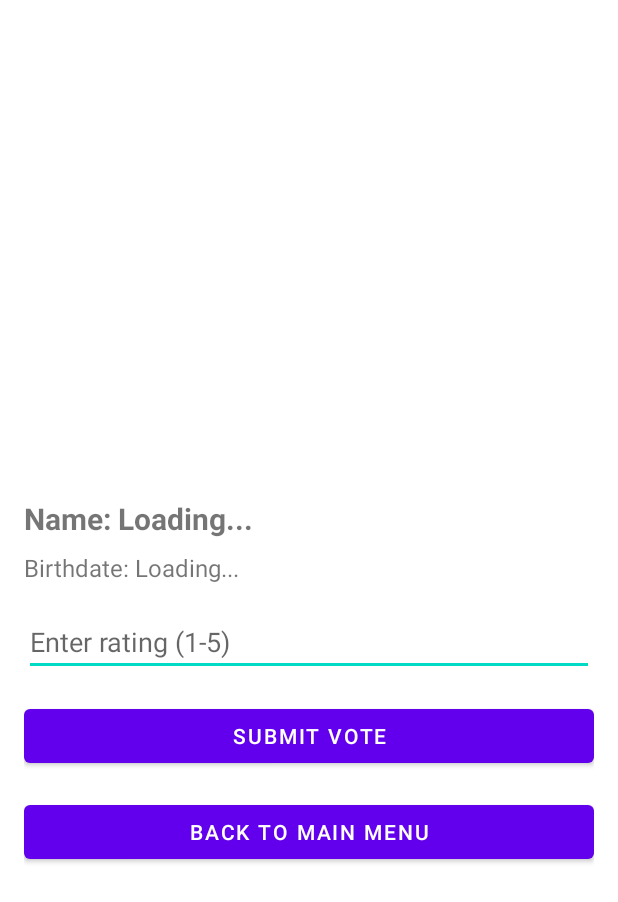
After one commit to AlexSTJO/KotlinRatingApp, an Android app built with Jetpack Compose: the VotePetActivity screen opened directly, with no data from a screen before it, on a phone screen of 412 x 824 dp. The commit adds this screen. Shown: the top 902 px of the screen. Run offline under Robolectric (Android 15) with nearby library versions, the phone set to English and light mode, and no system bars; pictures from the network do not load; 1 statement that could not run was skipped.

Commit message:
Final Cleanup and Added Voting

```diff
--- a/app/src/main/AndroidManifest.xml
+++ b/app/src/main/AndroidManifest.xml
@@ -48,6 +48,12 @@
             android:exported="true"
             android:label="Add Pets"
             />
+        <activity
+            android:name=".VotePetActivity"
+            android:exported="true"
+            android:label="Add Pets"
+            />
+
 
 
 
--- a/app/src/main/java/com/example/uglydograter/AddPetActivity.kt
+++ b/app/src/main/java/com/example/uglydograter/AddPetActivity.kt
@@ -155,7 +155,7 @@ class AddPetActivity : AppCompatActivity() {
                         ).show()
                         finish()
                     } else {
-                        val errorMessage = response.body().toString() ?: "Unknown error"
+                        val errorMessage = response.body().toString()
                         val statusCode = response.code()
                         Toast.makeText(
                             this@AddPetActivity,
--- a/app/src/main/java/com/example/uglydograter/LeaderboardAdapter.kt
+++ b/app/src/main/java/com/example/uglydograter/LeaderboardAdapter.kt
@@ -7,7 +7,6 @@ import android.widget.ImageView
 import android.widget.TextView
 import androidx.recyclerview.widget.RecyclerView
 import com.bumptech.glide.Glide
-import com.example.uglydograter.R
 import com.example.uglydograter.models.Pet
 
 class LeaderboardAdapter(
@@ -36,7 +35,7 @@ class LeaderboardAdapter(
         holder.petVotes.text = "Votes: ${pet.votes}"
         holder.petDescription.text = "Birthdate: ${pet.birthdate}"
 
-        // Load the image using Glide
+        // Load with glide(Not sure if good)
         Glide.with(holder.itemView.context)
             .load(pet.url)
             .into(holder.petImage)
--- a/app/src/main/java/com/example/uglydograter/MainActivity.kt
+++ b/app/src/main/java/com/example/uglydograter/MainActivity.kt
@@ -6,7 +6,6 @@ import android.os.Bundle
 import android.widget.Button
 import android.widget.EditText
 import android.widget.Toast
-import com.example.uglydograter.R
 import com.example.uglydograter.api.RetrofitClient
 import com.example.uglydograter.models.LoginRequest
 import com.example.uglydograter.models.LoginResponse
--- a/app/src/main/java/com/example/uglydograter/MainPageActivity.kt
+++ b/app/src/main/java/com/example/uglydograter/MainPageActivity.kt
@@ -22,6 +22,12 @@ class MainPageActivity : Activity() {
             startActivity(Intent(this, AddPetActivity::class.java))
         }
 
+        val btnVotePet = findViewById<Button>(R.id.btnVotePet)
+        btnVotePet.setOnClickListener {
+            startActivity(Intent(this, VotePetActivity::class.java))
+        }
+
+
         val btnLeaderboard = findViewById<Button>(R.id.btnLeaderboard)
         btnLeaderboard.setOnClickListener {
             startActivity(Intent(this, LeaderboardActivity::class.java))
--- /dev/null
+++ b/app/src/main/java/com/example/uglydograter/VotePetActivity.kt
@@ -0,0 +1,114 @@
+package com.example.uglydograter
+
+import android.content.Intent
+import android.os.Bundle
+import android.widget.*
+import androidx.appcompat.app.AppCompatActivity
+import com.bumptech.glide.Glide
+import com.example.uglydograter.api.RetrofitClient
+import com.example.uglydograter.models.GetVoteResponse
+import com.example.uglydograter.models.SaveVoteRequest
+import retrofit2.Call
+import retrofit2.Callback
+import retrofit2.Response
+
+class VotePetActivity : AppCompatActivity() {
+
+    private lateinit var petImage: ImageView
+    private lateinit var petName: TextView
+    private lateinit var petBirthdate: TextView
+    private lateinit var ratingInput: EditText
+    private lateinit var btnSubmitVote: Button
+    private lateinit var btnBackToMainMenu: Button
+
+    private var petId: String? = null
+    private var token: String? = null
+
+    override fun onCreate(savedInstanceState: Bundle?) {
+        super.onCreate(savedInstanceState)
+        setContentView(R.layout.activity_vote_pet)
+
+
+        petImage = findViewById(R.id.votePetImage)
+        petName = findViewById(R.id.votePetName)
+        petBirthdate = findViewById(R.id.votePetBirthdate)
+        ratingInput = findViewById(R.id.ratingInput)
+        btnSubmitVote = findViewById(R.id.btnSubmitVote)
+        btnBackToMainMenu = findViewById(R.id.btnBackToMainMenu)
+
+
+        val sharedPreferences = getSharedPreferences("AppPrefs", MODE_PRIVATE)
+        token = sharedPreferences.getString("TOKEN", null)
+
+        // Primes voting
+        fetchRandomPet()
+
+
+        btnSubmitVote.setOnClickListener {
+            submitVote()
+        }
+
+
+        btnBackToMainMenu.setOnClickListener {
+            startActivity(Intent(this, MainPageActivity::class.java))
+            finish()
+        }
+    }
+
+    private fun fetchRandomPet() {
+        RetrofitClient.apiService.getVote().enqueue(object : Callback<GetVoteResponse> {
+            override fun onResponse(call: Call<GetVoteResponse>, response: Response<GetVoteResponse>) {
+                if (response.isSuccessful) {
+                    val votePet = response.body()?.pet
+
+                    if (votePet != null) {
+                        petId = votePet.id
+                        petName.text = "Name: ${votePet.name}"
+                        petBirthdate.text = "Birthdate: ${votePet.birthdate}"
+                        Glide.with(this@VotePetActivity).load(votePet.url).into(petImage)
+                    } else {
+                        Toast.makeText(this@VotePetActivity, "No pet data found", Toast.LENGTH_SHORT).show()
+                    }
+                } else {
+                    Toast.makeText(this@VotePetActivity, "Failed to fetch pet", Toast.LENGTH_SHORT).show()
+                }
+            }
+
+            override fun onFailure(call: Call<GetVoteResponse>, t: Throwable) {
+                Toast.makeText(this@VotePetActivity, "Error: ${t.message}", Toast.LENGTH_SHORT).show()
+            }
+        })
+    }
+
+    private fun submitVote() {
+        val rating = ratingInput.text.toString().toDoubleOrNull()
+
+        if (rating == null || rating < 1 || rating > 5) {
+            Toast.makeText(this, "Please enter a valid rating (1-5)", Toast.LENGTH_SHORT).show()
+            return
+        }
+
+        if (token == null || petId == null) {
+            Toast.makeText(this, "Missing token or pet ID", Toast.LENGTH_SHORT).show()
+            return
+        }
+
+        val request = SaveVoteRequest(token = token!!, pet_id = petId!!, rating = rating)
+
+        RetrofitClient.apiService.saveVote(request).enqueue(object : Callback<Void> {
+            override fun onResponse(call: Call<Void>, response: Response<Void>) {
+                if (response.isSuccessful) {
+                    Toast.makeText(this@VotePetActivity, "Vote submitted successfully!", Toast.LENGTH_SHORT).show()
+                    ratingInput.text.clear()
+                    fetchRandomPet()
+                } else {
+                    Toast.makeText(this@VotePetActivity, "Failed to submit vote", Toast.LENGTH_SHORT).show()
+                }
+            }
+
+            override fun onFailure(call: Call<Void>, t: Throwable) {
+                Toast.makeText(this@VotePetActivity, "Error: ${t.message}", Toast.LENGTH_SHORT).show()
+            }
+        })
+    }
+}
--- a/app/src/main/java/com/example/uglydograter/api/ApiService.kt
+++ b/app/src/main/java/com/example/uglydograter/api/ApiService.kt
@@ -4,15 +4,19 @@ import com.example.uglydograter.models.AddPetRequest
 import com.example.uglydograter.models.AddPetResponse
 import com.example.uglydograter.models.DeleteRequest
 import com.example.uglydograter.models.DeleteResponse
+import com.example.uglydograter.models.GetVoteResponse
 import com.example.uglydograter.models.ListRequest
 import com.example.uglydograter.models.LoginRequest
 import com.example.uglydograter.models.LoginResponse
 import com.example.uglydograter.models.LogoutRequest
+import com.example.uglydograter.models.Pet
 import com.example.uglydograter.models.PetsResponse
 import com.example.uglydograter.models.RegisterRequest
 import com.example.uglydograter.models.RegisterResponse
+import com.example.uglydograter.models.SaveVoteRequest
 import retrofit2.Call
 import retrofit2.http.Body
+import retrofit2.http.GET
 import retrofit2.http.POST
 
 
@@ -36,7 +40,13 @@ interface ApiService {
     @POST("pets/delete")
     fun deletePet(@Body request: DeleteRequest): Call<DeleteResponse>
 
-    @POST("ugly/leaderboard")
+    @POST("leaderboard")
     fun getLeaderboard(): Call<PetsResponse>
 
+    @GET("getvote")
+    fun getVote(): Call<GetVoteResponse>
+
+    @POST("savevote")
+    fun saveVote(@Body request: SaveVoteRequest): Call<Void>
+
 }
--- /dev/null
+++ b/app/src/main/res/layout/activity_vote_pet.xml
@@ -0,0 +1,59 @@
+<LinearLayout xmlns:android="http://schemas.android.com/apk/res/android"
+    android:layout_width="match_parent"
+    android:layout_height="match_parent"
+    android:orientation="vertical"
+    android:padding="16dp">
+
+    <!-- Pet Image -->
+    <ImageView
+        android:id="@+id/votePetImage"
+        android:layout_width="match_parent"
+        android:layout_height="300dp"
+        android:scaleType="centerCrop"
+        android:contentDescription="Pet Image" />
+
+    <!-- Pet Name -->
+    <TextView
+        android:id="@+id/votePetName"
+        android:layout_width="wrap_content"
+        android:layout_height="wrap_content"
+        android:text="Name: Loading..."
+        android:textStyle="bold"
+        android:textSize="20sp"
+        android:layout_marginTop="16dp" />
+
+    <!-- Pet Birthdate -->
+    <TextView
+        android:id="@+id/votePetBirthdate"
+        android:layout_width="wrap_content"
+        android:layout_height="wrap_content"
+        android:text="Birthdate: Loading..."
+        android:textSize="16sp"
+        android:layout_marginTop="8dp" />
+
+    <!-- Rating Input -->
+    <EditText
+        android:id="@+id/ratingInput"
+        android:layout_width="match_parent"
+        android:layout_height="wrap_content"
+        android:hint="Enter rating (1-5)"
+        android:inputType="numberDecimal"
+        android:layout_marginTop="16dp" />
+
+    <!-- Submit Vote Button -->
+    <Button
+        android:id="@+id/btnSubmitVote"
+        android:layout_width="match_parent"
+        android:layout_height="wrap_content"
+        android:text="Submit Vote"
+        android:layout_marginTop="16dp" />
+
+    <!-- Back to Main Menu Button -->
+    <Button
+        android:id="@+id/btnBackToMainMenu"
+        android:layout_width="match_parent"
+        android:layout_height="wrap_content"
+        android:text="Back to Main Menu"
+        android:layout_marginTop="16dp" />
+
+</LinearLayout>
```
Also changed, not shown: app/src/main/java/com/example/uglydograter/models/Models.kt (+17 -0 lines), app/src/main/res/layout/activity_main_page.xml (+7 -0 lines).
